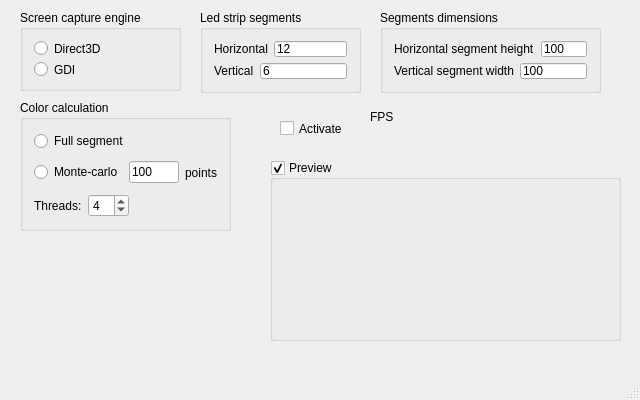
The window that StripCtrl/StripCtrl/StripCtrl.ui (sergrt/stripctrl) describes before a commit, drawn with Qt 5.
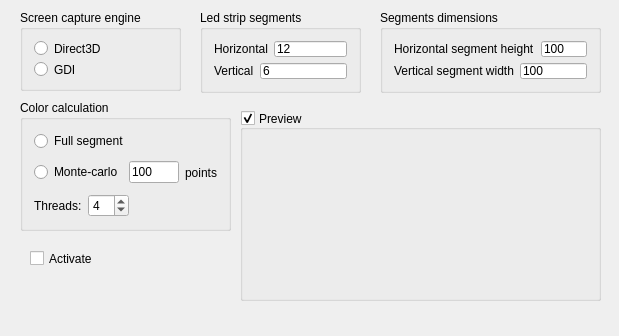
The same window after the commit. Custom widgets are drawn as their Qt base class.

Commit message: Refactor, UI update. Preview widget updated, added fps display.

What changed in the file:
```diff
--- a/StripCtrl/StripCtrl/StripCtrl.ui
+++ b/StripCtrl/StripCtrl/StripCtrl.ui
@@ -6,32 +6,19 @@
    <rect>
     <x>0</x>
     <y>0</y>
-    <width>640</width>
-    <height>400</height>
+    <width>619</width>
+    <height>336</height>
    </rect>
   </property>
   <property name="windowTitle">
    <string>StripCtrl</string>
   </property>
   <widget class="QWidget" name="centralWidget">
-   <widget class="QLabel" name="labelFps">
-    <property name="geometry">
-     <rect>
-      <x>370</x>
-      <y>110</y>
-      <width>47</width>
-      <height>13</height>
-     </rect>
-    </property>
-    <property name="text">
-     <string>FPS</string>
-    </property>
-   </widget>
    <widget class="QCheckBox" name="activate_">
     <property name="geometry">
      <rect>
-      <x>280</x>
-      <y>120</y>
+      <x>30</x>
+      <y>250</y>
       <width>70</width>
       <height>17</height>
      </rect>
@@ -123,21 +110,24 @@
    <widget class="QGroupBox" name="previewBox">
     <property name="geometry">
      <rect>
-      <x>270</x>
-      <y>160</y>
-      <width>351</width>
-      <height>181</height>
+      <x>240</x>
+      <y>110</y>
+      <width>361</width>
+      <height>191</height>
      </rect>
     </property>
     <property name="title">
      <string>Preview</string>
     </property>
+    <property name="alignment">
+     <set>Qt::AlignLeading|Qt::AlignLeft|Qt::AlignVCenter</set>
+    </property>
     <property name="checkable">
      <bool>true</bool>
     </property>
-    <layout class="QVBoxLayout" name="verticalLayout_3">
+    <layout class="QHBoxLayout" name="horizontalLayout_7">
      <item>
-      <widget class="ColorWidget" name="color_widget_" native="true">
+      <widget class="ColorPreviewWidget" name="color_widget_" native="true">
        <property name="sizePolicy">
         <sizepolicy hsizetype="Expanding" vsizetype="Preferred">
          <horstretch>0</horstretch>
@@ -289,19 +279,18 @@
     <rect>
      <x>0</x>
      <y>0</y>
-     <width>640</width>
+     <width>619</width>
      <height>21</height>
     </rect>
    </property>
   </widget>
-  <widget class="QStatusBar" name="statusBar"/>
  </widget>
  <layoutdefault spacing="6" margin="11"/>
  <customwidgets>
   <customwidget>
-   <class>ColorWidget</class>
+   <class>ColorPreviewWidget</class>
    <extends>QWidget</extends>
-   <header>ColorWidget.h</header>
+   <header>ColorPreviewWidget.h</header>
    <container>1</container>
   </customwidget>
  </customwidgets>
```
The commit also changes 20 other files.
